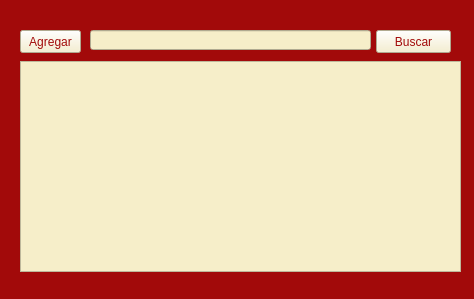
The window that gridpyside/vistas/principal.ui (gst14/TodoPyside) describes before a commit, drawn with Qt 5.
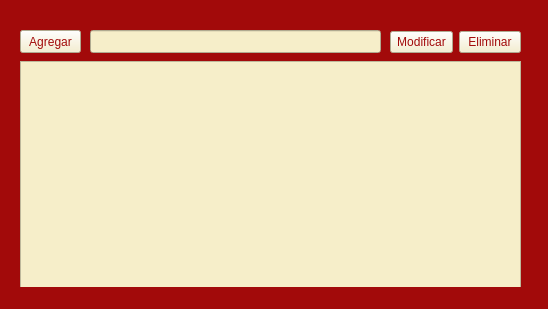
The same window after the commit.

Commit message:
Boton eliminar e Iconos
Se agregan mas botones, eliminar funcional. Integracion con fontawesome con modulo QTAwesome

Patch:
```diff
--- a/gridpyside/vistas/principal.ui
+++ b/gridpyside/vistas/principal.ui
@@ -6,8 +6,8 @@
    <rect>
     <x>0</x>
     <y>0</y>
-    <width>474</width>
-    <height>299</height>
+    <width>548</width>
+    <height>309</height>
    </rect>
   </property>
   <property name="windowTitle">
@@ -29,30 +29,13 @@
    <enum>QTabWidget::Triangular</enum>
   </property>
   <widget class="QWidget" name="centralwidget">
-   <widget class="QPushButton" name="pushButton">
-    <property name="geometry">
-     <rect>
-      <x>376</x>
-      <y>30</y>
-      <width>75</width>
-      <height>23</height>
-     </rect>
-    </property>
-    <property name="styleSheet">
-     <string notr="true">background-color: rgb(246, 238, 201);
-color: rgb(162, 10, 10);</string>
-    </property>
-    <property name="text">
-     <string>Buscar</string>
-    </property>
-   </widget>
-   <widget class="QLineEdit" name="lineEdit">
+   <widget class="QLineEdit" name="editBusqueda">
     <property name="geometry">
      <rect>
       <x>90</x>
       <y>30</y>
-      <width>281</width>
-      <height>20</height>
+      <width>291</width>
+      <height>23</height>
      </rect>
     </property>
     <property name="styleSheet">
@@ -65,14 +48,29 @@
      <rect>
       <x>20</x>
       <y>61</y>
-      <width>441</width>
-      <height>211</height>
+      <width>501</width>
+      <height>241</height>
      </rect>
     </property>
     <property name="styleSheet">
      <string notr="true">background-color: rgb(246, 238, 201);
 color: rgb(0, 0, 0);</string>
     </property>
+    <property name="sizeAdjustPolicy">
+     <enum>QAbstractScrollArea::AdjustToContents</enum>
+    </property>
+    <property name="editTriggers">
+     <set>QAbstractItemView::NoEditTriggers</set>
+    </property>
+    <property name="tabKeyNavigation">
+     <bool>false</bool>
+    </property>
+    <property name="showDropIndicator" stdset="0">
+     <bool>false</bool>
+    </property>
+    <property name="dragDropOverwriteMode">
+     <bool>false</bool>
+    </property>
     <property name="selectionMode">
      <enum>QAbstractItemView::ContiguousSelection</enum>
     </property>
@@ -123,6 +121,62 @@
      <string extracomment="Ctrl + A">Ctrl+A</string>
     </property>
    </widget>
+   <widget class="QWidget" name="">
+    <property name="geometry">
+     <rect>
+      <x>390</x>
+      <y>30</y>
+      <width>131</width>
+      <height>25</height>
+     </rect>
+    </property>
+    <layout class="QHBoxLayout" name="horizontalLayout">
+     <item>
+      <widget class="QPushButton" name="btnModificar">
+       <property name="toolTip">
+        <string>Ctrl + A</string>
+       </property>
+       <property name="toolTipDuration">
+        <number>3</number>
+       </property>
+       <property name="styleSheet">
+        <string notr="true">background-color: rgb(246, 238, 201);
+color: rgb(162, 10, 10);
+selection-color: rgb(162, 10, 10);
+selection-background-color: rgb(246, 238, 201);</string>
+       </property>
+       <property name="text">
+        <string>Modificar</string>
+       </property>
+       <property name="shortcut">
+        <string extracomment="Ctrl + A">Ctrl+A</string>
+       </property>
+      </widget>
+     </item>
+     <item>
+      <widget class="QPushButton" name="btnEliminar">
+       <property name="toolTip">
+        <string>Ctrl + A</string>
+       </property>
+       <property name="toolTipDuration">
+        <number>3</number>
+       </property>
+       <property name="styleSheet">
+        <string notr="true">background-color: rgb(246, 238, 201);
+color: rgb(162, 10, 10);
+selection-color: rgb(162, 10, 10);
+selection-background-color: rgb(246, 238, 201);</string>
+       </property>
+       <property name="text">
+        <string>Eliminar</string>
+       </property>
+       <property name="shortcut">
+        <string extracomment="Ctrl + A">Ctrl+A</string>
+       </property>
+      </widget>
+     </item>
+    </layout>
+   </widget>
   </widget>
   <widget class="QStatusBar" name="statusbar"/>
  </widget>
```
Left out of the diff: 5 changed lines with no effect on the pictures. The commit also changes 7 other files.
